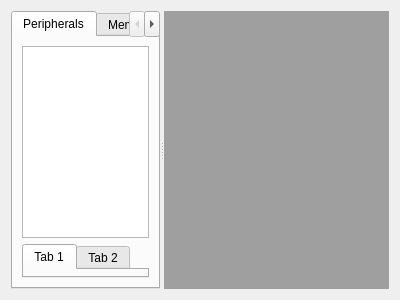
This is src/iotab.ui in mortbopet/Ripes as Qt 5 draws it before an edit. The edited form follows.
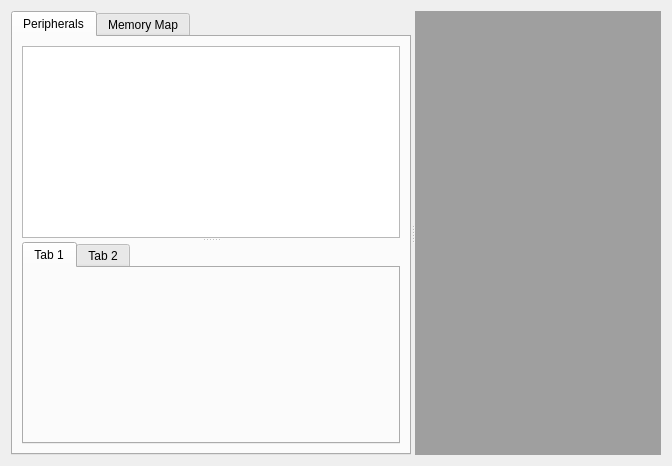
This is the edited form.

Commit message: Fix sizing of IOTab layout

The edit to the form file:
```diff
--- a/src/iotab.ui
+++ b/src/iotab.ui
@@ -6,26 +6,44 @@
    <rect>
     <x>0</x>
     <y>0</y>
-    <width>400</width>
-    <height>300</height>
+    <width>672</width>
+    <height>466</height>
    </rect>
   </property>
   <property name="windowTitle">
    <string>Form</string>
   </property>
   <layout class="QGridLayout" name="gridLayout_4">
-   <item row="0" column="0">
+   <item row="0" column="1">
     <widget class="QSplitter" name="splitter">
+     <property name="sizePolicy">
+      <sizepolicy hsizetype="Expanding" vsizetype="Preferred">
+       <horstretch>0</horstretch>
+       <verstretch>0</verstretch>
+      </sizepolicy>
+     </property>
+     <property name="minimumSize">
+      <size>
+       <width>0</width>
+       <height>0</height>
+      </size>
+     </property>
      <property name="orientation">
       <enum>Qt::Horizontal</enum>
      </property>
      <widget class="QTabWidget" name="tabWidget">
       <property name="sizePolicy">
        <sizepolicy hsizetype="Expanding" vsizetype="Expanding">
-        <horstretch>1</horstretch>
+        <horstretch>2</horstretch>
         <verstretch>0</verstretch>
        </sizepolicy>
       </property>
+      <property name="minimumSize">
+       <size>
+        <width>400</width>
+        <height>0</height>
+       </size>
+      </property>
       <property name="currentIndex">
        <number>0</number>
       </property>
@@ -34,13 +52,32 @@
         <string>Peripherals</string>
        </attribute>
        <layout class="QGridLayout" name="gridLayout_2">
-        <item row="0" column="1">
-         <layout class="QVBoxLayout" name="verticalLayout" stretch="0,0">
-          <item>
-           <widget class="QTableWidget" name="peripheralsTable"/>
-          </item>
-          <item>
+        <item row="0" column="0">
+         <widget class="QSplitter" name="splitter_2">
+          <property name="orientation">
+           <enum>Qt::Vertical</enum>
+          </property>
+          <property name="childrenCollapsible">
+           <bool>false</bool>
+          </property>
+          <widget class="QTableWidget" name="peripheralsTable">
+           <property name="sizePolicy">
+            <sizepolicy hsizetype="Expanding" vsizetype="Expanding">
+             <horstretch>0</horstretch>
+             <verstretch>0</verstretch>
+            </sizepolicy>
+           </property>
+          </widget>
            <widget class="QTabWidget" name="peripheralsTab">
+           <property name="sizePolicy">
+            <sizepolicy hsizetype="Expanding" vsizetype="Expanding">
+             <horstretch>0</horstretch>
+             <verstretch>1</verstretch>
+            </sizepolicy>
+           </property>
+           <property name="currentIndex">
+            <number>0</number>
+           </property>
             <widget class="QWidget" name="tab">
              <attribute name="title">
               <string>Tab 1</string>
@@ -52,8 +89,7 @@
              </attribute>
             </widget>
            </widget>
-          </item>
-         </layout>
+         </widget>
         </item>
        </layout>
       </widget>
```
Lines whose indentation alone changed are shown as unchanged.
